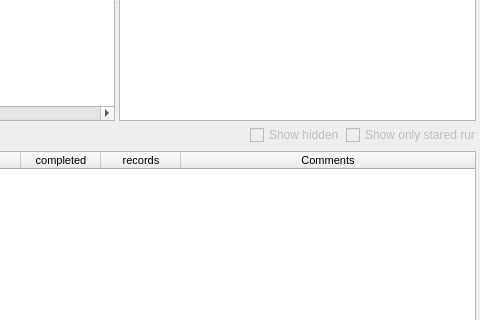
This is pyplotter/ui/mainWindow.ui in pyplotter/pyplotter as Qt 5 draws it before an edit; both pictures show x 544 to 1024 and y 198 to 518 of the 1024 by 612 pixel window. The edited form follows.
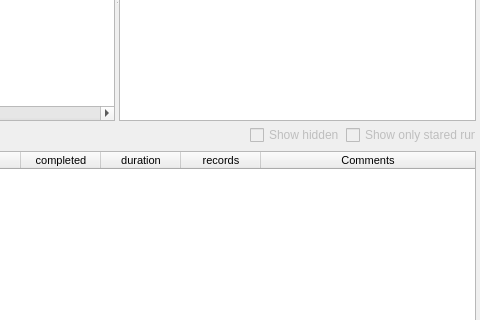
This is the edited form. Custom widgets are drawn as their Qt base class.

Commit message: Add duration column in tableWidgetDatabase

Patch:
```diff
--- a/pyplotter/ui/mainWindow.ui
+++ b/pyplotter/ui/mainWindow.ui
@@ -574,7 +574,7 @@
            <bool>true</bool>
           </property>
           <property name="columnCount">
-           <number>10</number>
+           <number>11</number>
           </property>
           <attribute name="horizontalHeaderDefaultSectionSize">
            <number>80</number>
@@ -628,6 +628,11 @@
             <string>completed</string>
            </property>
           </column>
+          <column>
+           <property name="text">
+            <string>duration</string>
+           </property>
+          </column>
           <column>
            <property name="text">
             <string>records</string>
```
The commit also changes 6 other files.
